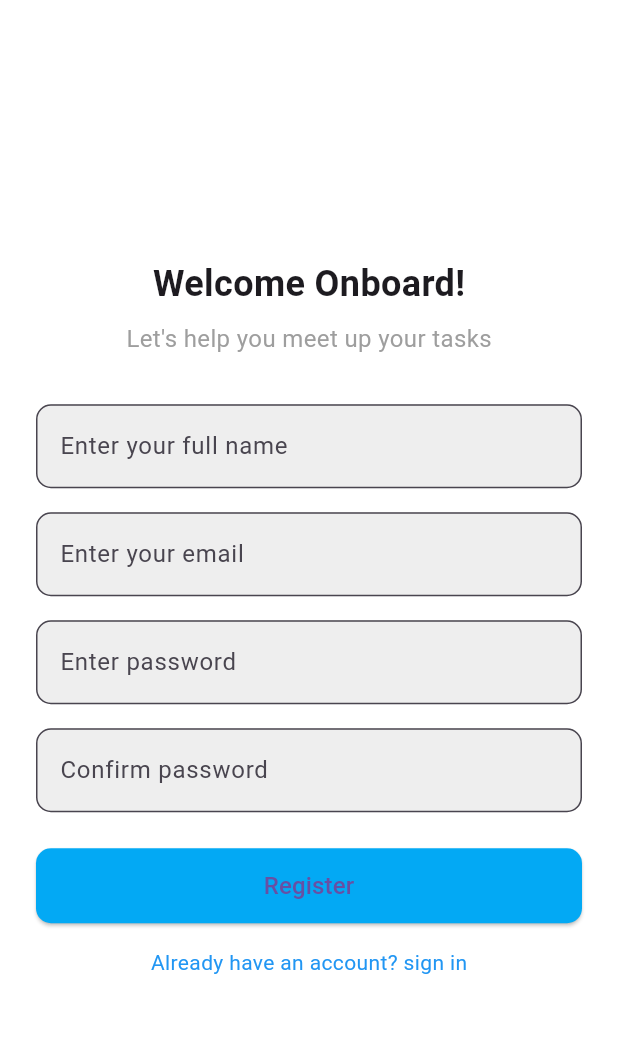
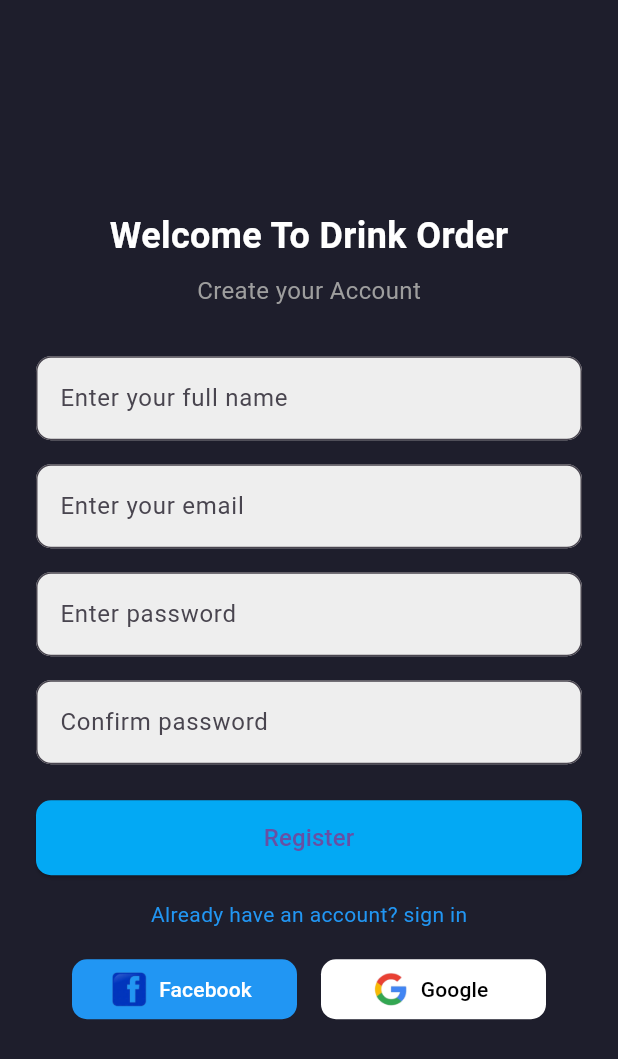
Before and after one commit to teukualdieaulia/Drink-Order, a Flutter app: the screen it shows after launch, on a phone screen of 412 x 824 dp. Shown: the top 1059 px of the screen. Run offline on Flutter 3.47's test engine with Material 3 defaults, Android fonts, the phone set to English and light mode, and no system bars.

Commit message:
Memperbarui Sedikit Halaman Daftar Akun

```diff
--- a/frontend/lib/daftarakun.dart
+++ b/frontend/lib/daftarakun.dart
@@ -19,7 +19,8 @@ class RegisterPage extends StatelessWidget {
   @override
   Widget build(BuildContext context) {
     return Scaffold(
-      backgroundColor: Colors.white,
+      backgroundColor:
+          const Color(0XFF1E1E2C), // Ubah warna latar belakang menjadi hitam
       body: Center(
         child: Padding(
           padding: const EdgeInsets.symmetric(horizontal: 24.0),
@@ -27,18 +28,20 @@ class RegisterPage extends StatelessWidget {
             mainAxisAlignment: MainAxisAlignment.center,
             children: [
               const Text(
-                "Welcome Onboard!",
+                "Welcome To Drink Order",
                 style: TextStyle(
                   fontSize: 24,
                   fontWeight: FontWeight.bold,
+                  color: Colors
+                      .white, // Ubah warna teks menjadi putih agar terlihat di latar belakang hitam
                 ),
               ),
               const SizedBox(height: 8),
               const Text(
-                "Let's help you meet up your tasks",
+                "Create your Account",
                 style: TextStyle(
                   fontSize: 16,
-                  color: Colors.grey,
+                  color: Colors.grey, // Tetap menggunakan warna teks abu-abu
                 ),
               ),
               const SizedBox(height: 32),
@@ -115,6 +118,65 @@ class RegisterPage extends StatelessWidget {
                   ),
                 ),
               ),
+              const SizedBox(
+                height: 16,
+              ),
+              // Ikon untuk login dengan Google, Facebook, dan Apple
+              Row(
+                mainAxisAlignment: MainAxisAlignment.center,
+                children: [
+                  // Facebook Button
+                  TextButton.icon(
+                    icon: Image.asset(
+                      'assets/images/facebook.png', // Use your Facebook image
+                      width: 24, // Adjust the width for smaller icons
+                      height: 24, // Adjust the height for smaller icons
+                    ),
+                    label: const Text(
+                      'Facebook',
+                      style: TextStyle(
+                          fontSize: 14,
+                          color: Colors.white), // Customize text style
+                    ),
+                    style: TextButton.styleFrom(
+                      backgroundColor: Colors.blue, // Background color
+                      shape: RoundedRectangleBorder(
+                        borderRadius:
+                            BorderRadius.circular(10), // Rounded corners
+                      ),
+                      minimumSize: Size(150, 30), // Adjust button size
+                    ),
+                    onPressed: () {
+                      // Implement login with Facebook
+                    },
+                  ),
+                  const SizedBox(width: 16),
+                  TextButton.icon(
+                    icon: Image.asset(
+                      'assets/images/google.png', // Use your Google image
+                      width: 24, // Adjust the width for smaller icons
+                      height: 24, // Adjust the height for smaller icons
+                    ),
+                    label: const Text(
+                      'Google',
+                      style: TextStyle(
+                          fontSize: 14,
+                          color: Colors.black), // Customize text style
+                    ),
+                    style: TextButton.styleFrom(
+                      backgroundColor: Colors.white, // Background color
+                      shape: RoundedRectangleBorder(
+                        borderRadius:
+                            BorderRadius.circular(10), // Rounded corners
+                      ),
+                      minimumSize: Size(150, 30), // Adjust button size
+                    ),
+                    onPressed: () {
+                      // Implement login with Google
+                    },
+                  )
+                ],
+              ),
             ],
           ),
         ),
--- a/frontend/pubspec.yaml
+++ b/frontend/pubspec.yaml
@@ -35,6 +35,7 @@ dependencies:
   # The following adds the Cupertino Icons font to your application.
   # Use with the CupertinoIcons class for iOS style icons.
   cupertino_icons: ^1.0.8
+  google_sign_in: ^6.2.2
 
 dev_dependencies:
   flutter_test:
@@ -71,6 +72,8 @@ flutter:
     - assets/images/macchiato_caramel.jpg
     - assets/images/mastercard.jpg
     - assets/images/mocha.jpg
+    - assets/images/facebook.png
+    - assets/images/google.png
 
   # An image asset can refer to one or more resolution-specific "variants", see
   # https://flutter.dev/to/resolution-aware-images
```
Also changed, not shown: frontend/assets/images/facebook.png (added), frontend/assets/images/google.png (added), frontend/pubspec.lock, 1 other file.
